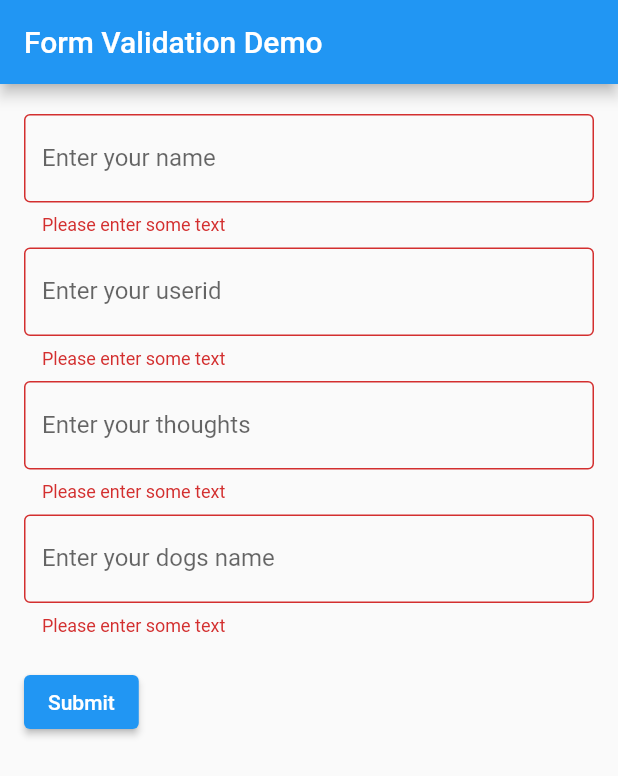
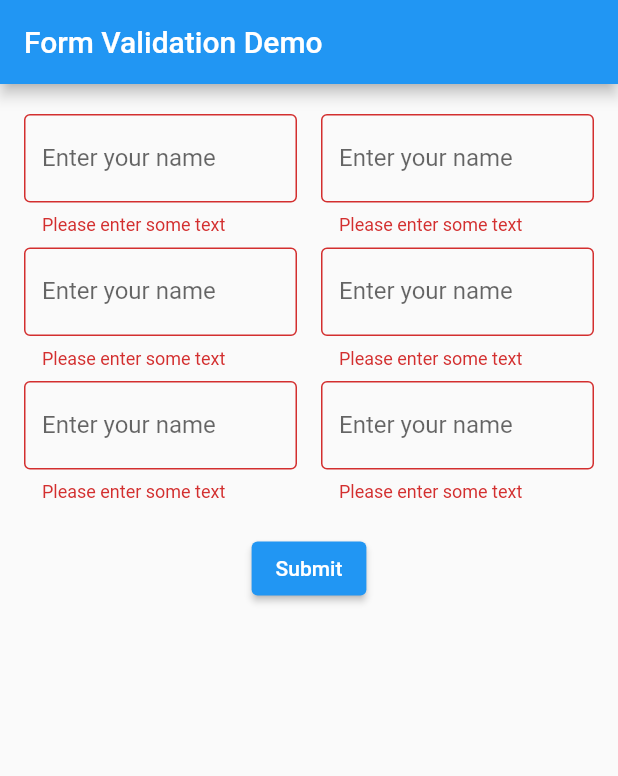
Before and after one commit to dkoch84/forms, a Flutter app: the screen it shows after launch, after a tap on "Submit", on a phone screen of 412 x 824 dp. Shown: the top 776 px of the screen. Run offline on Flutter 3.47's test engine with Material 2 defaults, Android fonts, the phone set to English and light mode, and no system bars.

Commit message:
multiple columns, in a row, in a column

```diff
--- a/lib/main.dart
+++ b/lib/main.dart
@@ -49,7 +49,13 @@ class MyCustomFormState extends State<MyCustomForm> {
       child: Padding(
         padding: const EdgeInsets.symmetric(horizontal: 8, vertical: 16),
         child: Column(
-          crossAxisAlignment: CrossAxisAlignment.start,
+          children: [
+            Row(
+              mainAxisAlignment: MainAxisAlignment.spaceEvenly,
+              children: [
+                Expanded(
+                  child: Column(
+                    mainAxisAlignment: MainAxisAlignment.spaceEvenly,
                     children: [
                       Padding(
                         padding: const EdgeInsets.symmetric(horizontal: 8, vertical: 4),
@@ -58,7 +64,6 @@ class MyCustomFormState extends State<MyCustomForm> {
                             border: OutlineInputBorder(),
                             labelText: 'Enter your name',
                           ),
-                // The validator receives the text that the user has entered.
                           validator: (value) {
                             if (value == null || value.isEmpty) {
                               return 'Please enter some text';
@@ -72,9 +77,8 @@ class MyCustomFormState extends State<MyCustomForm> {
                         child: TextFormField(
                           decoration: const InputDecoration(
                             border: OutlineInputBorder(),
-                  labelText: 'Enter your userid',
+                            labelText: 'Enter your name',
                           ),
-                // The validator receives the text that the user has entered.
                           validator: (value) {
                             if (value == null || value.isEmpty) {
                               return 'Please enter some text';
@@ -88,9 +92,30 @@ class MyCustomFormState extends State<MyCustomForm> {
                         child: TextFormField(
                           decoration: const InputDecoration(
                             border: OutlineInputBorder(),
-                  labelText: 'Enter your thoughts',
+                            labelText: 'Enter your name',
                           ),
-                // The validator receives the text that the user has entered.
+                          validator: (value) {
+                            if (value == null || value.isEmpty) {
+                              return 'Please enter some text';
+                            }
+                            return null;
+                          },
+                        ),
+                      ),
+                    ],
+                  ),
+                ),
+                Expanded(
+                  child: Column(
+                    mainAxisAlignment: MainAxisAlignment.spaceEvenly,
+                    children: [
+                      Padding(
+                        padding: const EdgeInsets.symmetric(horizontal: 8, vertical: 4),
+                        child: TextFormField(
+                          decoration: const InputDecoration(
+                            border: OutlineInputBorder(),
+                            labelText: 'Enter your name',
+                          ),
                           validator: (value) {
                             if (value == null || value.isEmpty) {
                               return 'Please enter some text';
@@ -104,9 +129,8 @@ class MyCustomFormState extends State<MyCustomForm> {
                         child: TextFormField(
                           decoration: const InputDecoration(
                             border: OutlineInputBorder(),
-                  labelText: 'Enter your dogs name',
+                            labelText: 'Enter your name',
                           ),
-                // The validator receives the text that the user has entered.
                           validator: (value) {
                             if (value == null || value.isEmpty) {
                               return 'Please enter some text';
@@ -114,6 +138,26 @@ class MyCustomFormState extends State<MyCustomForm> {
                             return null;
                           },
                         ),
+                      ),
+                      Padding(
+                        padding: const EdgeInsets.symmetric(horizontal: 8, vertical: 4),
+                        child: TextFormField(
+                          decoration: const InputDecoration(
+                            border: OutlineInputBorder(),
+                            labelText: 'Enter your name',
+                          ),
+                          validator: (value) {
+                            if (value == null || value.isEmpty) {
+                              return 'Please enter some text';
+                            }
+                            return null;
+                          },
+                        ),
+                      ),
+                    ],
+                  ),
+                ),
+              ],
             ),
             Padding(
               padding: const EdgeInsets.symmetric(horizontal: 8, vertical: 16),
```
Also changed, not shown: 1 other file. Lines whose indentation alone changed are shown as unchanged.
